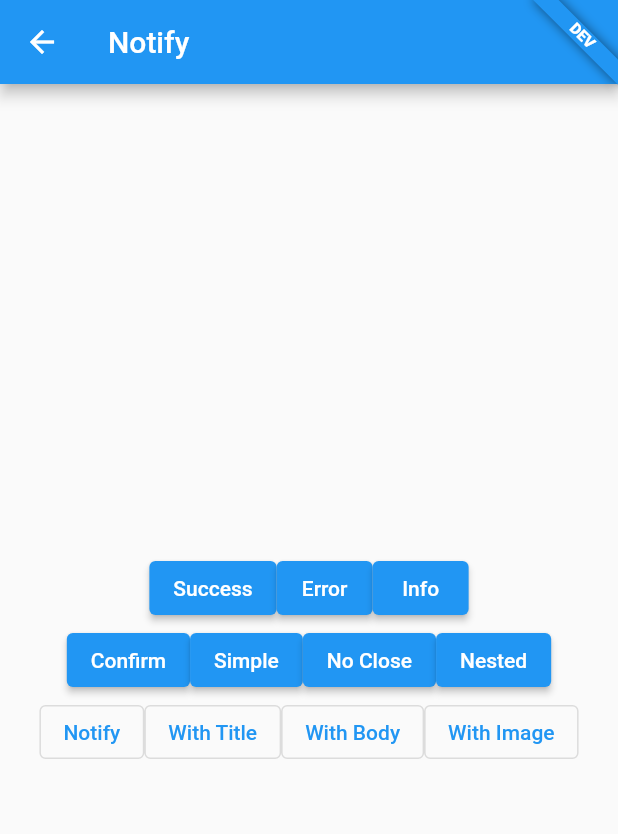
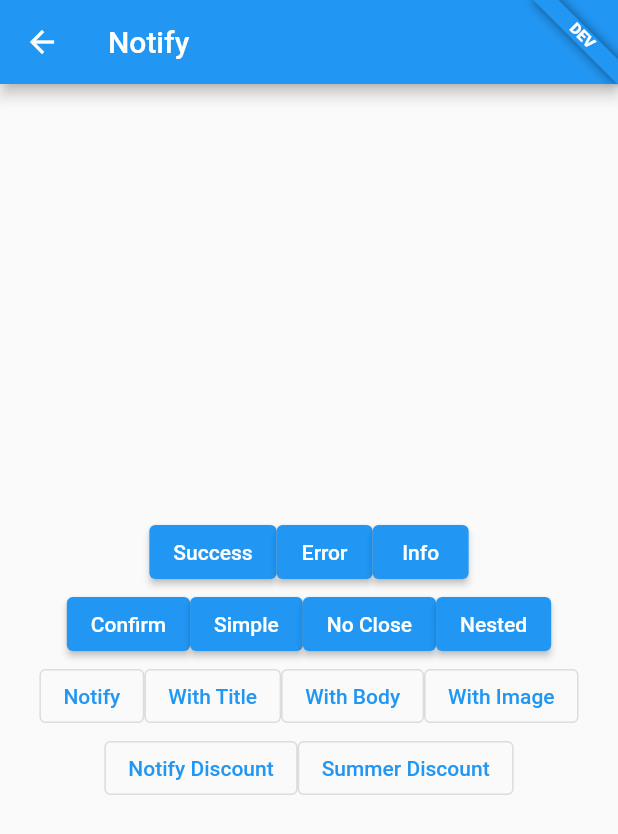
Before and after one commit to banglafighter/flutter_rapid, a Flutter app: the NotifyView screen opened by its route, on a phone screen of 412 x 824 dp. Shown: the top 834 px of the screen. Run offline on Flutter 3.47's test engine with Material 2 defaults, Android fonts, the phone set to English and light mode, and no system bars; our stand-ins replace convex_bottom_bar, firebase_core, firebase_messaging, flutter_local_notifications, get, get_storage and 1 more; accounts and stored records are empty.

Commit message:
Added Push Notification callback and demo codes

```diff
--- a/fr_example/lib/config/app_system_config.dart
+++ b/fr_example/lib/config/app_system_config.dart
@@ -1,4 +1,5 @@
 import 'package:flutter_rapid/flutter_rapid.dart';
+import '../common/app_push_notify_callback.dart';
 import '../example_app_registry.dart';
 import '../page/bottom_nav/bottom_nav_view.dart';
 import 'app_config.dart';
@@ -32,6 +33,6 @@ class AppSystemConfig extends RapidSystemConfig {
   }
 
   Future<void> onAppStartup() async {
-    await RapidPushNotifyManager.inst.init(androidIcon: "ic_launcher");
+    await RapidPushNotifyManager.inst.init(androidIcon: "ic_launcher", pushNotifyCallback: AppPushNotifyCallback());
   }
 }
--- a/fr_example/lib/example_app_registry.dart
+++ b/fr_example/lib/example_app_registry.dart
@@ -1,5 +1,7 @@
 import 'package:flutter_rapid/flutter_rapid.dart';
 import 'page/bottom_nav/bottom_nav_view.dart';
+import 'page/discount/discount_view.dart';
+import 'page/discount/summer_discount_view.dart';
 import 'page/external/external_view.dart';
 import 'page/home/home_view.dart';
 import 'page/notify/notify_view.dart';
@@ -14,6 +16,8 @@ class ExampleAppRegistry extends RapidModuleRegistry {
       const SettingsView(),
       const ExternalView(),
       const NotifyView(),
+      const DiscountView(),
+      const SummerDiscountView(),
     ];
   }
 }
--- /dev/null
+++ b/fr_example/lib/page/discount/discount_logic.dart
@@ -0,0 +1,4 @@
+import 'package:flutter_rapid/flutter_rapid.dart';
+
+class DiscountLogic extends RapidStartLogic {
+}
--- a/fr_example/lib/page/notify/notify_view.dart
+++ b/fr_example/lib/page/notify/notify_view.dart
@@ -1,3 +1,5 @@
+import 'dart:convert';
+
 import 'package:flutter_rapid/flutter_rapid.dart';
 import 'notify_i18n.dart';
 import 'notify_logic.dart';
@@ -117,7 +119,54 @@ class NotifyView extends RapidView<NotifyLogic> {
                   name: 'With Image',
                 ),
               ],
-            )
+            ),
+            Row(
+              mainAxisAlignment: MainAxisAlignment.center,
+              children: [
+                FrOutlinedButton(
+                  onPressed: () {
+                    Map<String,dynamic> discount = {
+                      "action": "/discount",
+                      "message": "15% Discount of all product during the Ramadan."
+                    };
+                    RapidPushNotifyManager.inst.notify(
+                      1,
+                      title: "15% Discount",
+                      body: "15% Ramadan Discount.",
+                      payload: json.encode(discount),
+                    );
+                  },
+                  name: 'Notify Discount',
+                ),
+                FrOutlinedButton(
+                  onPressed: () {
+                    Map<String,dynamic> discount = {
+                      "action": "/summer-discount",
+                      "message": "You will get lots of Summer Discount. Visit our shop or see the discount pages."
+                    };
+                    RapidPushNotifyManager.inst.notify(
+                      1,
+                      title: "Summer Discount",
+                      body: "Lots of Summer discount available.",
+                      payload: json.encode(discount),
+                    );
+                  },
+                  name: 'Summer Discount',
+                ),
+              ],
+            ),
+            Row(
+              mainAxisAlignment: MainAxisAlignment.center,
+              children: [],
+            ),
+            Row(
+              mainAxisAlignment: MainAxisAlignment.center,
+              children: [],
+            ),
+            Row(
+              mainAxisAlignment: MainAxisAlignment.center,
+              children: [],
+            ),
           ],
         ),
       ),
```
Also changed, not shown: fr_example/lib/common/app_push_notify_callback.dart (added, +23 -0 lines), fr_example/lib/page/discount/discount_i18n.dart (added, +7 -0 lines), fr_example/lib/page/discount/discount_view.dart (added, +44 -0 lines), fr_example/lib/page/discount/summer_discount_view.dart (added, +42 -0 lines).
